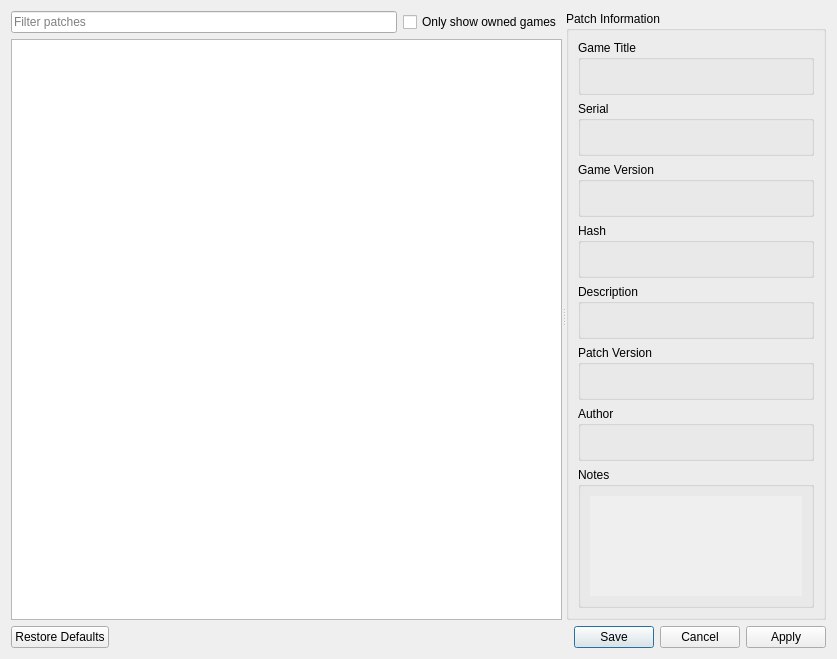
Above: rpcs3/rpcs3qt/patch_manager_dialog.ui from RPCS3/rpcs3 before the change. Below: the same form after it.
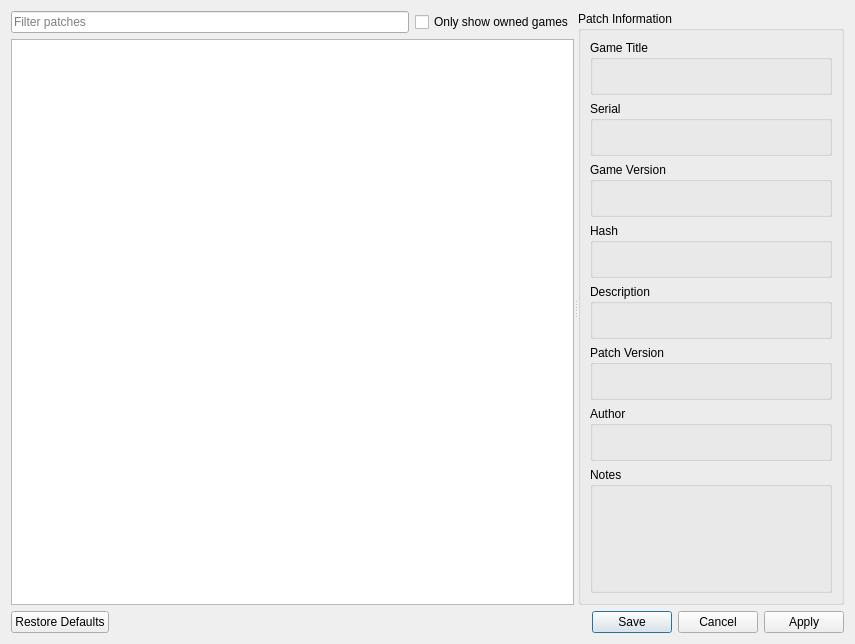
That is the form after the change.

Commit message: Qt: make patch manager dialog resizable

Patch:
```diff
--- a/rpcs3/rpcs3qt/patch_manager_dialog.ui
+++ b/rpcs3/rpcs3qt/patch_manager_dialog.ui
@@ -6,8 +6,8 @@
    <rect>
     <x>0</x>
     <y>0</y>
-    <width>837</width>
-    <height>659</height>
+    <width>855</width>
+    <height>644</height>
    </rect>
   </property>
   <property name="acceptDrops">
@@ -68,8 +68,38 @@
        </item>
       </layout>
      </widget>
-     <widget class="QWidget" name="verticalLayoutWidget_2">
-      <layout class="QVBoxLayout" name="patch_info_layout">
+     <widget class="QScrollArea" name="scrollArea">
+      <property name="frameShape">
+       <enum>QFrame::NoFrame</enum>
+      </property>
+      <property name="sizeAdjustPolicy">
+       <enum>QAbstractScrollArea::AdjustToContents</enum>
+      </property>
+      <property name="widgetResizable">
+       <bool>true</bool>
+      </property>
+      <widget class="QWidget" name="scrollAreaWidgetContents">
+       <property name="geometry">
+        <rect>
+         <x>0</x>
+         <y>0</y>
+         <width>106</width>
+         <height>580</height>
+        </rect>
+       </property>
+       <layout class="QVBoxLayout" name="scrollAreaWidgetContentsLayout">
+        <property name="leftMargin">
+         <number>0</number>
+        </property>
+        <property name="topMargin">
+         <number>0</number>
+        </property>
+        <property name="rightMargin">
+         <number>0</number>
+        </property>
+        <property name="bottomMargin">
+         <number>0</number>
+        </property>
        <item>
         <widget class="QGroupBox" name="gb_patch_info">
          <property name="title">
@@ -213,42 +243,6 @@
             </property>
             <layout class="QVBoxLayout" name="notes_layout">
              <item>
-              <widget class="QScrollArea" name="scrollArea_notes">
-               <property name="frameShape">
-                <enum>QFrame::NoFrame</enum>
-               </property>
-               <property name="lineWidth">
-                <number>0</number>
-               </property>
-               <property name="widgetResizable">
-                <bool>true</bool>
-               </property>
-               <widget class="QWidget" name="scrollAreaWidgetContents_notes">
-                <property name="geometry">
-                 <rect>
-                  <x>0</x>
-                  <y>0</y>
-                  <width>127</width>
-                  <height>85</height>
-                 </rect>
-                </property>
-                <layout class="QVBoxLayout" name="scrollAreaWidgetContents_notes_layout">
-                 <property name="spacing">
-                  <number>0</number>
-                 </property>
-                 <property name="leftMargin">
-                  <number>0</number>
-                 </property>
-                 <property name="topMargin">
-                  <number>0</number>
-                 </property>
-                 <property name="rightMargin">
-                  <number>0</number>
-                 </property>
-                 <property name="bottomMargin">
-                  <number>0</number>
-                 </property>
-                 <item>
                   <widget class="QLabel" name="label_notes">
                    <property name="text">
                     <string/>
@@ -263,10 +257,6 @@
                  </item>
                 </layout>
                </widget>
-              </widget>
-             </item>
-            </layout>
-           </widget>
           </item>
           <item>
            <spacer name="verticalSpacerPatchInfo">
@@ -288,6 +278,7 @@
         </widget>
        </item>
       </layout>
+      </widget>
      </widget>
     </widget>
    </item>
```
Lines whose indentation alone changed are shown as unchanged.
